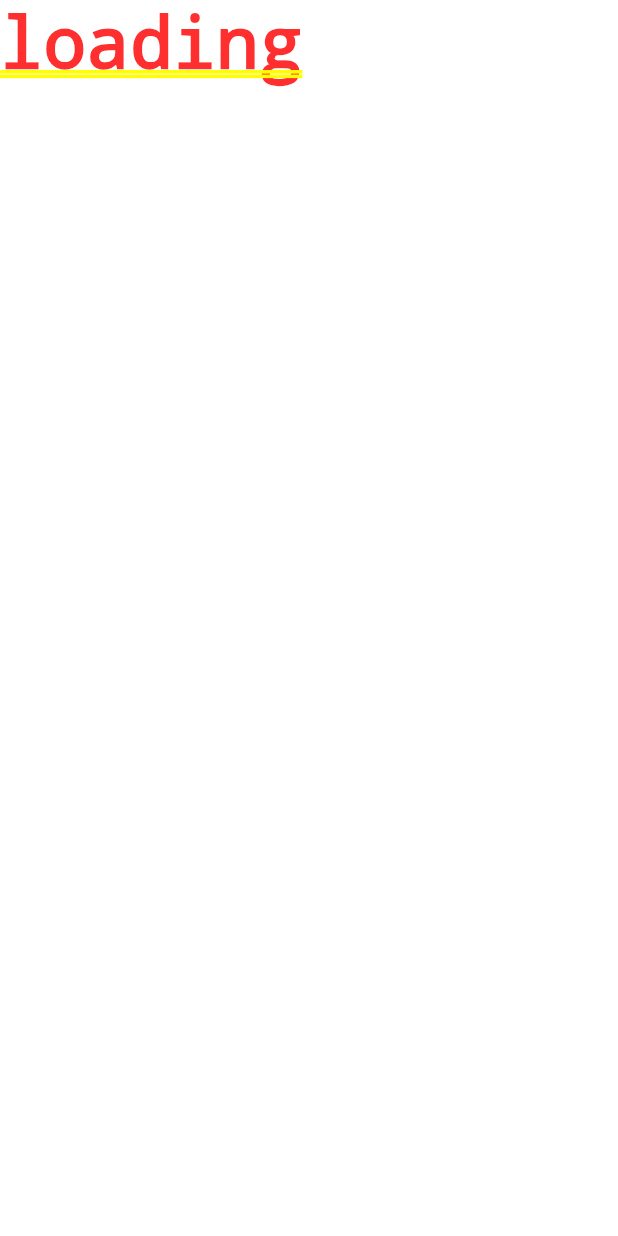
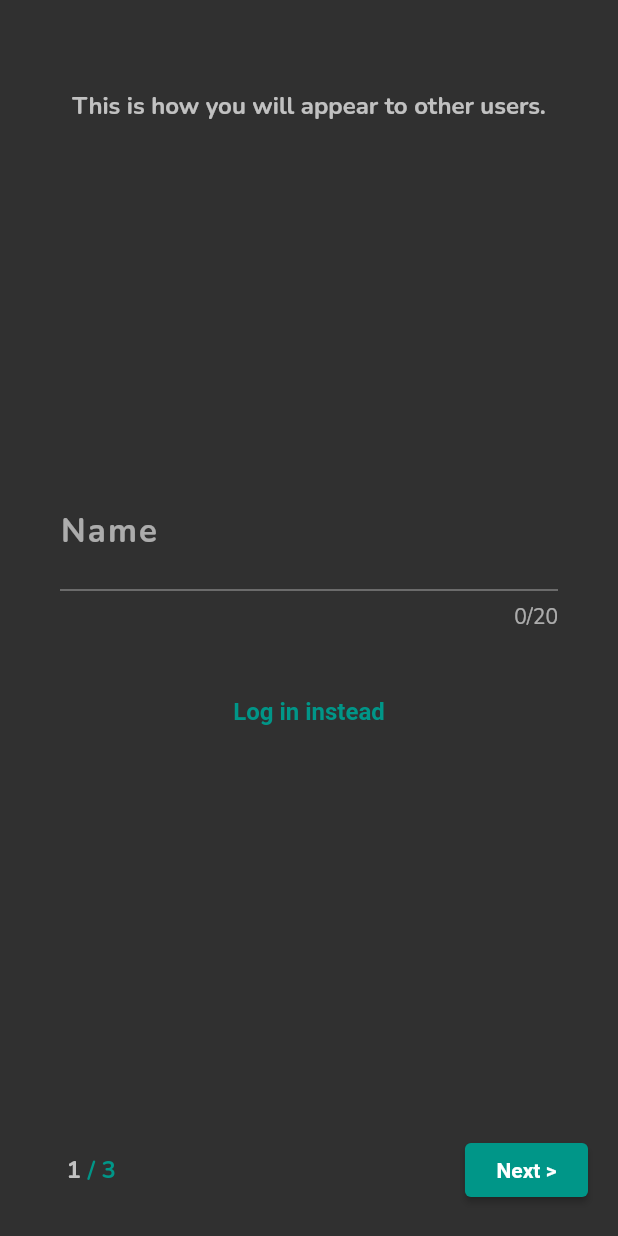
Before and after one commit to Social-Dex/flutter-app, a Flutter app: the screen it shows after launch, on a phone screen of 412 x 824 dp. Run offline on Flutter 3.47's test engine with Material 2 defaults, Android fonts, the phone set to English and light mode, and no system bars; our stand-ins replace firebase_auth, firebase_core; accounts and stored records are empty.

Commit message:
first development
- unnecessary builds removed
- routing implemented
- register screen development started
- first theme design

```diff
--- /dev/null
+++ b/lib/home/home.dart
@@ -0,0 +1,27 @@
+import 'package:app/overview/overview.dart';
+import 'package:app/register/register.dart';
+import 'package:flutter/material.dart';
+import 'package:app/services/auth.dart';
+
+class HomeScreen extends StatelessWidget {
+  const HomeScreen({super.key});
+
+  @override
+  Widget build(BuildContext context) {
+    return StreamBuilder(
+        stream: AuthService().userStream,
+        builder: (context, snapshot) {
+          if (snapshot.connectionState == ConnectionState.waiting) {
+            return const Text('loading');
+          } else if (snapshot.hasError) {
+            return const Center(
+              child: Text('Error'),
+            );
+          } else if (snapshot.hasData) {
+            return const OverviewScreen();
+          } else {
+            return const RegisterScreen();
+          }
+        });
+  }
+}
--- a/lib/main.dart
+++ b/lib/main.dart
@@ -1,3 +1,5 @@
+import 'package:app/routes.dart';
+import 'package:app/theme.dart';
 import 'package:flutter/material.dart';
 
 import 'package:firebase_core/firebase_core.dart';
@@ -30,7 +32,14 @@ class _AppState extends State<App> {
       future: _initialization,
       builder: (context, snapshot) {
         if (snapshot.hasError) {
-          return const Text('error');
+          return Text(snapshot.error.toString());
+        }
+
+        if (snapshot.connectionState == ConnectionState.done) {
+          return MaterialApp(
+            routes: appRoutes,
+            theme: appTheme,
+          );
         }
 
         return const Text('loading');
--- /dev/null
+++ b/lib/register/register.dart
@@ -0,0 +1,233 @@
+import 'package:app/services/models.dart';
+import 'package:flutter/material.dart';
+
+class RegisterScreen extends StatefulWidget {
+  const RegisterScreen({super.key});
+
+  @override
+  State<RegisterScreen> createState() => _RegisterScreenState();
+}
+
+class _RegisterScreenState extends State<RegisterScreen> {
+  final userData = User();
+
+  int _curScreen = 1;
+
+  final cName = TextEditingController();
+
+  @override
+  initState() {
+    super.initState();
+    cName.addListener(() {
+      userData.name = cName.text;
+    });
+  }
+
+  @override
+  void dispose() {
+    super.dispose();
+    cName.dispose();
+  }
+
+  @override
+  Widget build(BuildContext context) {
+    final List<Widget> inputSreens = <Widget>[
+      NameScreen(cName: cName),
+      const BirthDateScreen(),
+      const CredentialsScreen(),
+    ];
+
+    return Scaffold(
+      body: inputSreens.elementAt(_curScreen - 1),
+      bottomNavigationBar: Padding(
+        padding: const EdgeInsets.all(20),
+        child: Row(
+          children: [
+            Padding(
+              padding: const EdgeInsets.only(left: 20),
+              child: Row(children: [
+                Text(
+                  '${cName.text} $_curScreen ',
+                ),
+                Text(
+                  '/ ${inputSreens.length}',
+                  style: const TextStyle(
+                    fontWeight: FontWeight.bold,
+                    color: Colors.teal,
+                  ),
+                ),
+              ]),
+            ),
+            const Spacer(),
+            Visibility(
+              visible: _curScreen != 1,
+              child: ElevatedButton(
+                style: _curScreen == 1
+                    ? const ButtonStyle(
+                        backgroundColor: MaterialStatePropertyAll(Colors.grey),
+                        overlayColor: MaterialStatePropertyAll(Colors.grey),
+                      )
+                    : null,
+                child: const Padding(
+                  padding: EdgeInsets.symmetric(horizontal: 5),
+                  child: Text('< Previous'),
+                ),
+                onPressed: () {
+                  if (_curScreen == 1) return;
+                  setState(() {
+                    _curScreen--;
+                  });
+                },
+              ),
+            ),
+            const Spacer(),
+            Visibility(
+              visible: _curScreen != inputSreens.length,
+              child: ElevatedButton(
+                child: const Padding(
+                  padding: EdgeInsets.symmetric(horizontal: 5),
+                  child: Text('Next >'),
+                ),
+                onPressed: () {
+                  if (_curScreen == inputSreens.length) return;
+                  setState(() {
+                    _curScreen++;
+                  });
+                },
+              ),
+            ),
+            Visibility(
+              visible: _curScreen == inputSreens.length,
+              child: ElevatedButton(
+                child: const Padding(
+                  padding: EdgeInsets.symmetric(horizontal: 5),
+                  child: Text('Finish'),
+                ),
+                onPressed: () {
+                  if (_curScreen != inputSreens.length) return;
+                },
+              ),
+            ),
+          ],
+        ),
+      ),
+    );
+  }
+}
+
+class NameScreen extends StatelessWidget {
+  final TextEditingController cName;
+
+  const NameScreen({
+    super.key,
+    required this.cName,
+  });
+
+  @override
+  Widget build(BuildContext context) {
+    return Column(
+      children: [
+        const Center(
+          child: Padding(
+            padding: EdgeInsets.only(top: 60, left: 30, right: 30),
+            child: Text(
+              'This is how you will appear to other users.',
+            ),
+          ),
+        ),
+        const Spacer(),
+        Padding(
+          padding: const EdgeInsets.only(bottom: 30, left: 40, right: 40),
+          child: TextFormField(
+            controller: cName,
+            textCapitalization: TextCapitalization.words,
+            decoration: const InputDecoration(
+              labelText: 'Name',
+            ),
+            maxLength: 20,
+            maxLines: 1,
+          ),
+        ),
+        TextButton(
+          onPressed: () {
+            Navigator.pushNamed(context, '/login');
+          },
+          child: const Text(
+            'Log in instead',
+          ),
+        ),
+        const Spacer(),
+      ],
+    );
+  }
+}
+
+class BirthDateScreen extends StatelessWidget {
+  const BirthDateScreen({super.key});
+
+  @override
+  Widget build(BuildContext context) {
+    return const Column(
+      children: [
+        Center(
+          child: Padding(
+            padding: EdgeInsets.only(top: 60, left: 30, right: 30),
+            child: Text(
+              'We need this information to verify your age. It will also be visible to other users',
+            ),
+          ),
+        ),
+        Spacer(),
+        Padding(
+          padding: EdgeInsets.only(bottom: 30, left: 40, right: 40),
+          child: Row(
+            children: [
+              // TODO create fancy dialer YYYY-MM-DD
+            ],
+          ),
+        ),
+      ],
+    );
+  }
+}
+
+class CredentialsScreen extends StatelessWidget {
+  const CredentialsScreen({super.key});
+
+  @override
+  Widget build(BuildContext context) {
+    return Column(
+      children: [
+        const Center(
+          child: Padding(
+            padding: EdgeInsets.only(top: 60, left: 30, right: 30),
+            child: Text(
+              'Please fill in your credentials to create an account.',
+            ),
+          ),
+        ),
+        const Spacer(),
+        Padding(
+          padding: const EdgeInsets.only(bottom: 30, left: 40, right: 40),
+          child: TextFormField(
+            decoration: const InputDecoration(
+              labelText: 'Email',
+            ),
+            maxLines: 1,
+          ),
+        ),
+        Padding(
+          padding: const EdgeInsets.only(bottom: 30, left: 40, right: 40),
+          child: TextFormField(
+            obscureText: true,
+            decoration: const InputDecoration(
+              labelText: 'Password',
+            ),
+            maxLines: 1,
+          ),
+        ),
+        const Spacer(),
+      ],
+    );
+  }
+}
--- /dev/null
+++ b/lib/routes.dart
@@ -0,0 +1,13 @@
+import 'package:app/connections/connections.dart';
+import 'package:app/home/home.dart';
+import 'package:app/login/login.dart';
+import 'package:app/map/map.dart';
+import 'package:app/profile/profile.dart';
+
+var appRoutes = {
+  '/': (context) => const HomeScreen(),
+  '/login': (context) => const LoginScreen(),
+  '/map': (context) => const MapScreen(),
+  '/profile': (context) => const ProfileScreen(),
+  '/connections': (context) => const ConnectionsScreen(),
+};
--- /dev/null
+++ b/lib/services/models.dart
@@ -0,0 +1,59 @@
+import 'package:json_annotation/json_annotation.dart';
+part 'models.g.dart';
+
+@JsonSerializable()
+class User {
+  String name;
+  String birthDay;
+  bool isInRelationship;
+  String occupation;
+  String gender;
+  String description;
+
+  User({
+    this.name = '',
+    this.birthDay = '1970-01-01',
+    this.isInRelationship = false,
+    this.occupation = '',
+    this.gender = '',
+    this.description = '',
+  });
+
+  factory User.fromJson(Map<String, dynamic> json) => _$UserFromJson(json);
+  Map<String, dynamic> toJson() => _$UserToJson(this);
+}
+
+class SimpleDate {
+  late final int year;
+  late final int month;
+  late final int day;
+
+  SimpleDate({
+    this.year = 1970,
+    this.month = 1,
+    this.day = 1,
+  });
+
+  SimpleDate.fromString(String? date) {
+    date = date ?? '1970-01-01';
+    final regex = RegExp(r'(\d+)-(\d+)-(\d+)');
+
+    final match = regex.firstMatch(date);
+
+    if (match == null || match.groupCount != 3) {
+      year = 1970;
+      month = 1;
+      day = 1;
+      return;
+    }
+
+    year = int.parse(match.group(1)!);
+    month = int.parse(match.group(2)!);
+    day = int.parse(match.group(3)!);
+  }
+
+  @override
+  String toString() {
+    return '$year-${month.toString().padLeft(2, '0')}-${day.toString().padLeft(2, '0')}';
+  }
+}
--- /dev/null
+++ b/lib/shared/shared.dart
@@ -0,0 +1 @@
+// exports all scripts from this directory
--- /dev/null
+++ b/lib/theme.dart
@@ -0,0 +1,70 @@
+import 'package:flutter/material.dart';
+
+var appTheme = ThemeData(
+  fontFamily: 'Nunito',
+  brightness: Brightness.dark,
+  bottomAppBarTheme: const BottomAppBarTheme(),
+  textTheme: const TextTheme(
+    bodyLarge: TextStyle(
+      fontSize: 18,
+    ),
+    bodyMedium: TextStyle(
+      fontSize: 16,
+      color: Colors.white70,
+      fontWeight: FontWeight.bold,
+    ),
+    bodySmall: TextStyle(
+      fontSize: 14,
+    ),
+    labelLarge: TextStyle(
+      letterSpacing: 1.3,
+      fontWeight: FontWeight.bold,
+    ),
+    labelMedium: TextStyle(
+
+    ),
+    labelSmall: TextStyle(),
+    displayLarge: TextStyle(
+      fontWeight: FontWeight.bold,
+    ),
+    displayMedium: TextStyle(
+
+    ),
+    displaySmall: TextStyle(),
+    titleLarge: TextStyle(),
+    titleMedium: TextStyle(
+      fontSize: 22,
+      fontWeight: FontWeight.bold,
+      letterSpacing: 1.4,
+      color: Colors.teal,
+    ),
+    titleSmall: TextStyle(),
+    headlineLarge: TextStyle(),
+    headlineMedium: TextStyle(
+
+    ),
+    headlineSmall: TextStyle(),
+  ),
+  elevatedButtonTheme: const ElevatedButtonThemeData(
+    style: ButtonStyle(
+      backgroundColor: MaterialStatePropertyAll(Colors.teal),
+      overlayColor: MaterialStatePropertyAll(Colors.deepPurple),
+      textStyle: MaterialStatePropertyAll(TextStyle(
+        fontWeight: FontWeight.bold,
+      )),
+    ),
+  ),
+  textButtonTheme: const TextButtonThemeData(
+    style: ButtonStyle(
+      foregroundColor: MaterialStatePropertyAll(Colors.teal),
+      overlayColor: MaterialStatePropertyAll(Colors.deepPurple),
+      textStyle: MaterialStatePropertyAll(TextStyle(
+        fontSize: 16,
+        fontWeight: FontWeight.bold,
+      )),
+    ),
+  ),
+  outlinedButtonTheme: const OutlinedButtonThemeData(
+    style: ButtonStyle(),
+  ),
+);
```
Also changed, not shown: lib/connections/connections.dart (added, +12 -0 lines), lib/login/login.dart (added, +14 -0 lines), lib/map/map.dart (added, +12 -0 lines), lib/overview/overview.dart (added, +53 -0 lines), lib/profile/profile.dart (added, +12 -0 lines), lib/services/auth.dart (added, +28 -0 lines), lib/shared/error.dart (added, +20 -0 lines), lib/shared/loading.dart (added, +27 -0 lines), pubspec.yaml (+10 -11 lines), fonts/Nunito-Italic-VariableFont_wght.ttf (added), fonts/Nunito-VariableFont_wght.ttf (added), lib/services/models.g.dart (added), pubspec.lock, 64 other files.
